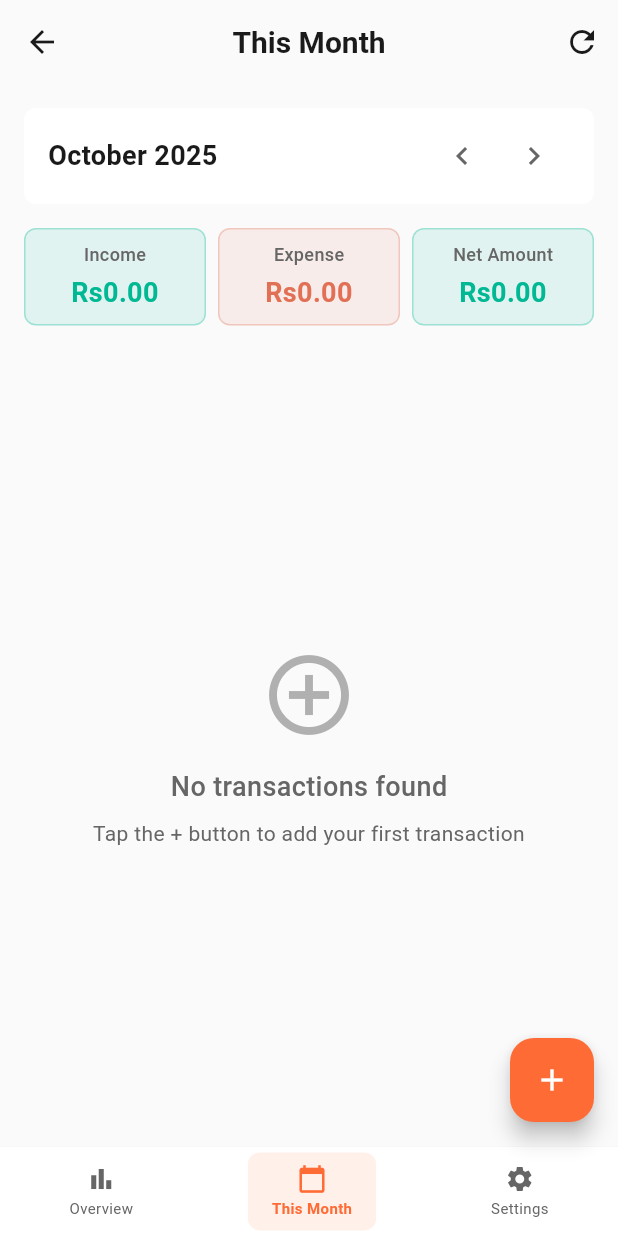
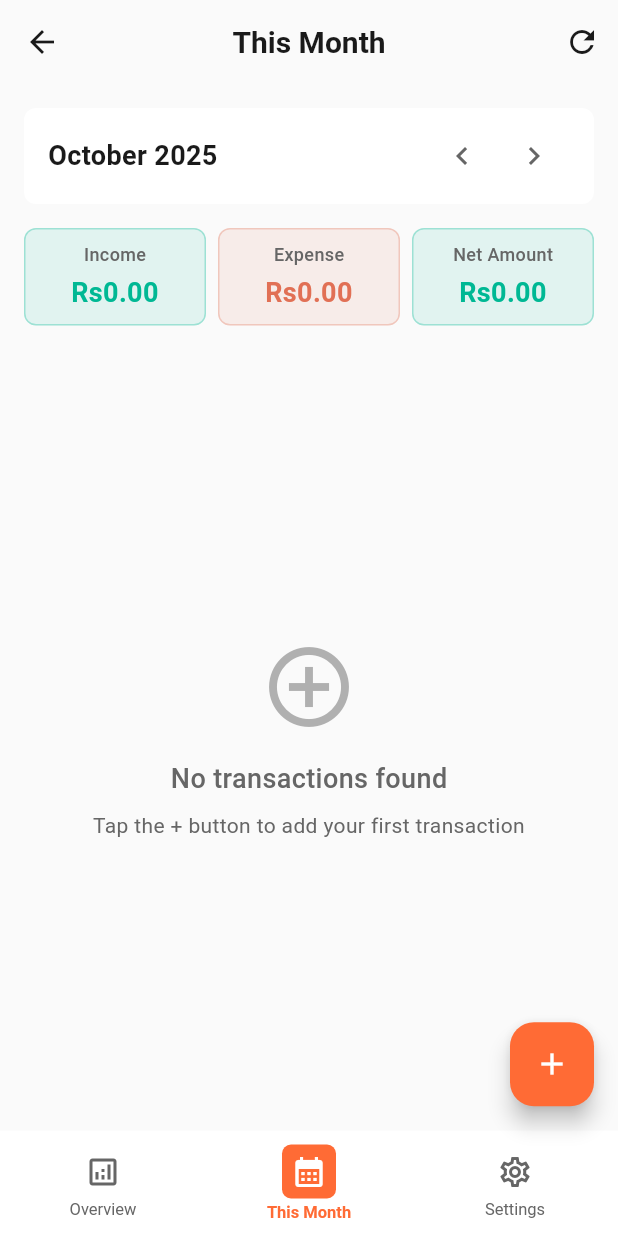
Before and after one commit to rishithamenush/moneymaker, a Flutter app: the HomePage screen opened by its route, on a phone screen of 412 x 824 dp. Run offline on Flutter 3.47's test engine with Material 3 defaults, Android fonts, the phone set to English and light mode, and no system bars; our stand-ins replace equatable, firebase_auth, firebase_core, fl_chart, flutter_local_notifications, flutter_secure_storage and 4 more; accounts and stored records are empty.

```diff
--- a/lib/presentation/navigation/bottom_nav_bar.dart
+++ b/lib/presentation/navigation/bottom_nav_bar.dart
@@ -18,87 +18,120 @@ class CustomBottomNavBar extends StatelessWidget {
   @override
   Widget build(BuildContext context) {
     return Container(
-      height: AppDimensions.bottomNavHeight,
       decoration: BoxDecoration(
         color: ThemeColors.getSurface(context),
         border: Border(
           top: BorderSide(
-            color: ThemeColors.getSurfaceLight(context),
+            color: ThemeColors.getBorder(context).withOpacity(0.1),
             width: 0.5,
           ),
         ),
       ),
+      child: SafeArea(
+        minimum: EdgeInsets.zero,
+        child: Container(
+          height: 70.0, // WhatsApp-style height
           child: Row(
-        mainAxisAlignment: MainAxisAlignment.spaceAround,
+            mainAxisAlignment: MainAxisAlignment.spaceEvenly,
             children: [
               _buildNavItem(
-            icon: Icons.bar_chart,
+                icon: Icons.analytics_outlined,
+                activeIcon: Icons.analytics,
                 label: AppStrings.overview,
                 index: 0,
                 context: context,
               ),
               _buildNavItem(
-            icon: Icons.calendar_today,
+                icon: Icons.calendar_month_outlined,
+                activeIcon: Icons.calendar_month,
                 label: AppStrings.thisMonth,
                 index: 1,
                 context: context,
               ),
               _buildNavItem(
-            icon: Icons.settings,
+                icon: Icons.settings_outlined,
+                activeIcon: Icons.settings,
                 label: AppStrings.settings,
                 index: 2,
                 context: context,
               ),
             ],
           ),
+        ),
+      ),
     );
   }
 
   Widget _buildNavItem({
     required IconData icon,
+    required IconData activeIcon,
     required String label,
     required int index,
     required BuildContext context,
   }) {
     final isSelected = currentIndex == index;
+    final accentColor = ThemeColors.getAccentColor(context, context.read<ThemeProvider>().accentColor);
 
-    return GestureDetector(
+    return Expanded(
+      child: GestureDetector(
         onTap: () {
-        if (isSelected) return; // Avoid redundant navigation causing flicker
+          if (isSelected) return;
           _navigateToPage(context, index);
         },
         child: Container(
-        padding: const EdgeInsets.symmetric(
-          horizontal: AppDimensions.paddingM,
-          vertical: AppDimensions.paddingS,
-        ),
-        decoration: BoxDecoration(
-          color: isSelected ? ThemeColors.getAccentColor(context, context.read<ThemeProvider>().accentColor).withOpacity(0.1) : Colors.transparent,
-          borderRadius: BorderRadius.circular(AppDimensions.radiusM),
-        ),
+          height: 70.0,
+          padding: const EdgeInsets.symmetric(horizontal: 6.0, vertical: 8.0),
           child: Column(
             mainAxisSize: MainAxisSize.min,
+            mainAxisAlignment: MainAxisAlignment.center,
             children: [
-            Icon(
-              icon,
-              color: isSelected ? ThemeColors.getAccentColor(context, context.read<ThemeProvider>().accentColor) : ThemeColors.getTextSecondary(context),
-              size: AppDimensions.iconS,
+              AnimatedContainer(
+                duration: const Duration(milliseconds: 200),
+                curve: Curves.easeInOut,
+                padding: EdgeInsets.all(isSelected ? 6.0 : 4.0),
+                decoration: BoxDecoration(
+                  color: isSelected
+                      ? accentColor
+                      : Colors.transparent,
+                  borderRadius: BorderRadius.circular(6.0),
                 ),
-            const SizedBox(height: 2),
-            Flexible(
+                child: AnimatedSwitcher(
+                  duration: const Duration(milliseconds: 200),
+                  transitionBuilder: (child, animation) {
+                    return ScaleTransition(
+                      scale: animation,
+                      child: child,
+                    );
+                  },
+                  child: Icon(
+                    isSelected ? activeIcon : icon,
+                    key: ValueKey(isSelected ? 'active_$index' : 'inactive_$index'),
+                    color: isSelected
+                        ? Colors.white
+                        : ThemeColors.getTextSecondary(context),
+                    size: 24.0,
+                  ),
+                ),
+              ),
+              const SizedBox(height: 3.0),
+              AnimatedDefaultTextStyle(
+                duration: const Duration(milliseconds: 200),
+                style: TextStyle(
+                  color: isSelected
+                      ? accentColor
+                      : ThemeColors.getTextSecondary(context),
+                  fontSize: 11.0,
+                  fontWeight: isSelected ? FontWeight.w600 : FontWeight.w400,
+                ),
                 child: Text(
                   label,
-                style: TextStyle(
-                  color: isSelected ? ThemeColors.getAccentColor(context, context.read<ThemeProvider>().accentColor) : ThemeColors.getTextSecondary(context),
-                  fontSize: 10,
-                  fontWeight: isSelected ? FontWeight.w600 : FontWeight.normal,
-                ),
                   textAlign: TextAlign.center,
                   maxLines: 1,
                   overflow: TextOverflow.ellipsis,
                 ),
               ),
             ],
+          ),
         ),
       ),
     );
```
Lines whose indentation alone changed are shown as unchanged.
